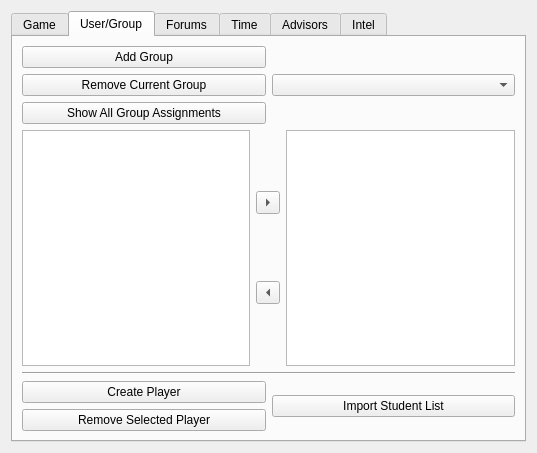
Before: the Qt Designer form ui/EditScenarioForm.ui in dmzdev/stance, drawn with Qt 5.
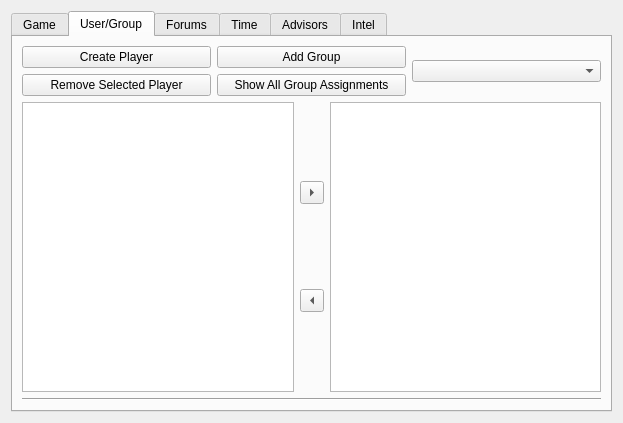
After: the same form once the commit is applied. The open tabs and pages were chosen to show the change.

The edit to the form file:
```diff
--- a/ui/EditScenarioForm.ui
+++ b/ui/EditScenarioForm.ui
@@ -6,8 +6,8 @@
    <rect>
     <x>0</x>
     <y>0</y>
-    <width>537</width>
-    <height>453</height>
+    <width>623</width>
+    <height>423</height>
    </rect>
   </property>
   <property name="windowTitle">
@@ -89,7 +89,25 @@
       </attribute>
       <layout class="QVBoxLayout" name="verticalLayout_40">
        <item>
-        <layout class="QHBoxLayout" name="horizontalLayout_29">
+        <layout class="QHBoxLayout" name="horizontalLayout_31">
+         <item>
+          <layout class="QVBoxLayout" name="verticalLayout_43">
+           <item>
+            <widget class="QPushButton" name="createPlayerButton">
+             <property name="text">
+              <string>Create Player</string>
+             </property>
+            </widget>
+           </item>
+           <item>
+            <widget class="QPushButton" name="removePlayerButton">
+             <property name="text">
+              <string>Remove Selected Player</string>
+             </property>
+            </widget>
+           </item>
+          </layout>
+         </item>
          <item>
           <layout class="QVBoxLayout" name="verticalLayout_41">
            <item>
@@ -99,13 +117,6 @@
              </property>
             </widget>
            </item>
-           <item>
-            <widget class="QPushButton" name="removeGroupButton">
-             <property name="text">
-              <string>Remove Current Group</string>
-             </property>
-            </widget>
-           </item>
            <item>
             <widget class="QPushButton" name="allGroupButton">
              <property name="text">
@@ -169,35 +180,6 @@
          </property>
         </widget>
        </item>
-       <item>
-        <layout class="QHBoxLayout" name="horizontalLayout_31">
-         <item>
-          <layout class="QVBoxLayout" name="verticalLayout_43">
-           <item>
-            <widget class="QPushButton" name="createPlayerButton">
-             <property name="text">
-              <string>Create Player</string>
-             </property>
-            </widget>
-           </item>
-           <item>
-            <widget class="QPushButton" name="removePlayerButton">
-             <property name="text">
-              <string>Remove Selected Player</string>
-             </property>
-            </widget>
-           </item>
-          </layout>
-         </item>
-         <item>
-          <widget class="QPushButton" name="importStudentListButton">
-           <property name="text">
-            <string>Import Student List</string>
-           </property>
-          </widget>
-         </item>
-        </layout>
-       </item>
       </layout>
      </widget>
      <widget class="QWidget" name="tab_15">
```
Left out of the diff: 8 changed lines with no effect on the pictures.
